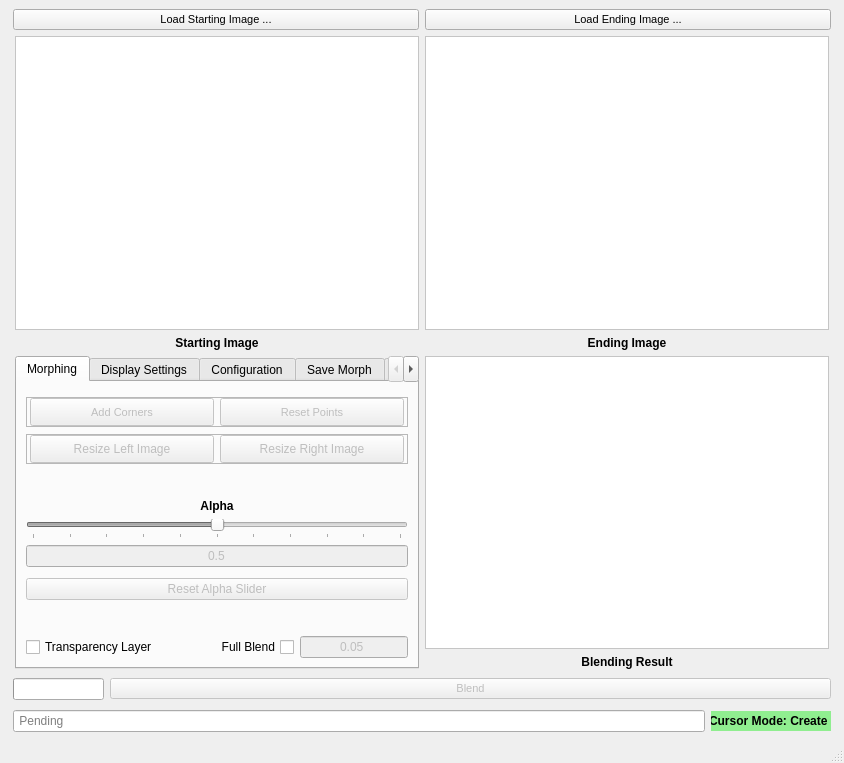
Before: the Qt Designer form Morphing/MorphingGUI.ui in Its-Just-Nans/Python-Image-Morpher, drawn with Qt 5.
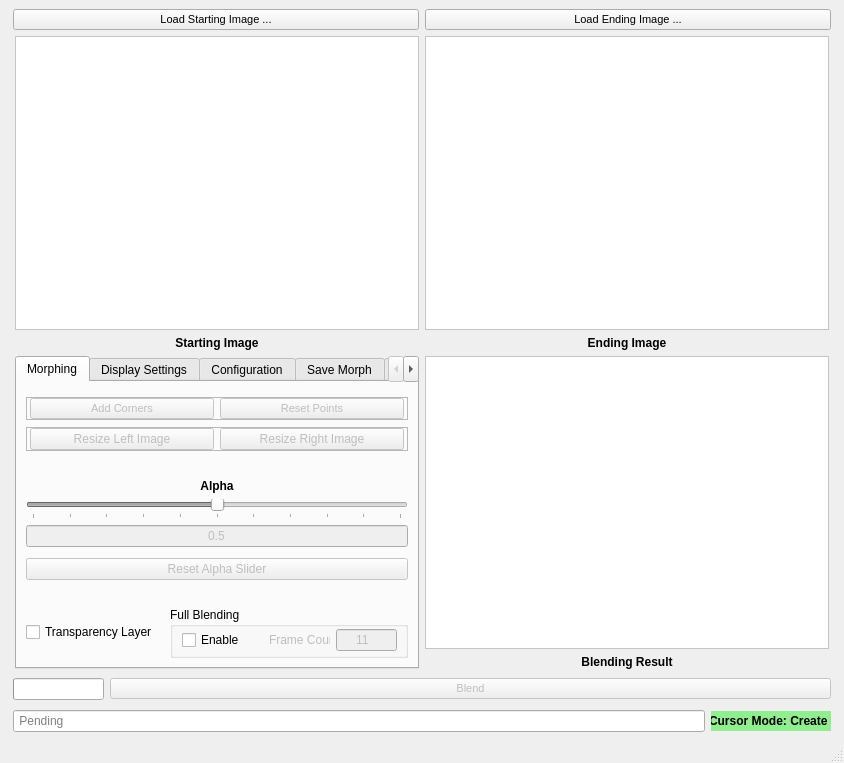
After: the same form once the commit is applied.

Commit message: Readability: Full Blend (...) → Frame Count

```diff
--- a/Morphing/MorphingGUI.ui
+++ b/Morphing/MorphingGUI.ui
@@ -1388,63 +1388,18 @@
                 </property>
                </widget>
               </item>
-              <item row="20" column="2">
-               <widget class="QLineEdit" name="blendText">
-                <property name="enabled">
-                 <bool>false</bool>
+              <item row="10" column="0" colspan="3">
+               <spacer name="verticalSpacer_5">
+                <property name="orientation">
+                 <enum>Qt::Vertical</enum>
                 </property>
-                <property name="sizePolicy">
-                 <sizepolicy hsizetype="Fixed" vsizetype="Fixed">
-                  <horstretch>0</horstretch>
-                  <verstretch>0</verstretch>
-                 </sizepolicy>
+                <property name="sizeType">
+                 <enum>QSizePolicy::MinimumExpanding</enum>
                 </property>
                 <property name="toolTip">
                  <string>&lt;html&gt;&lt;head/&gt;&lt;body&gt;&lt;p&gt;&lt;span style=&quot; font-style:italic;&quot;&gt;Value used for full blending&lt;/span&gt;&lt;/p&gt;&lt;p&gt;&lt;span style=&quot; font-style:italic;&quot;&gt;Smaller numbers result in longer morph times.&lt;/span&gt;&lt;/p&gt;&lt;p&gt;&lt;span style=&quot; font-style:italic;&quot;&gt;(Default: 0.05, Minimum: 0.001, Maximum: 0.25)&lt;/span&gt;&lt;/p&gt;&lt;p&gt;&lt;span style=&quot; font-style:italic;&quot;&gt;[CAUTION: Minimum value is EXTREMELY slow]&lt;/span&gt;&lt;/p&gt;&lt;/body&gt;&lt;/html&gt;</string>
                 </property>
-                <property name="inputMask">
-                 <string>B.900</string>
-                </property>
-                <property name="text">
-                 <string>0.05</string>
-                </property>
-                <property name="maxLength">
-                 <number>5</number>
-                </property>
-                <property name="alignment">
-                 <set>Qt::AlignCenter</set>
-                </property>
-                <property name="placeholderText">
-                 <string>0.05</string>
-                </property>
-                <property name="clearButtonEnabled">
-                 <bool>false</bool>
-                </property>
-               </widget>
-              </item>
-              <item row="20" column="1">
-               <widget class="QCheckBox" name="blendBox">
-                <property name="sizePolicy">
-                 <sizepolicy hsizetype="MinimumExpanding" vsizetype="Fixed">
-                  <horstretch>0</horstretch>
-                  <verstretch>0</verstretch>
-                 </sizepolicy>
-                </property>
-                <property name="font">
-                 <font>
-                  <kerning>true</kerning>
-                 </font>
-                </property>
-                <property name="toolTip">
-                 <string>&lt;html&gt;&lt;head/&gt;&lt;body&gt;&lt;p&gt;&lt;span style=&quot; font-style:italic;&quot;&gt;Enables full blending&lt;/span&gt;&lt;/p&gt;&lt;p&gt;&lt;span style=&quot; font-style:italic;&quot;&gt;Full blending creates a morph of the two input images at alpha intervals specified in the text box to the right.&lt;/span&gt;&lt;/p&gt;&lt;p&gt;&lt;span style=&quot; font-style:italic;&quot;&gt;(Default: 0.05, Minimum: 0.001, Maximum: 0.25)&lt;/span&gt;&lt;/p&gt;&lt;p&gt;&lt;span style=&quot; font-style:italic;&quot;&gt;[CAUTION: Minimum value is EXTREMELY slow]&lt;/span&gt;&lt;/p&gt;&lt;/body&gt;&lt;/html&gt;</string>
-                </property>
-                <property name="layoutDirection">
-                 <enum>Qt::RightToLeft</enum>
-                </property>
-                <property name="text">
-                 <string>Full Blend</string>
-                </property>
-               </widget>
+               </spacer>
               </item>
               <item row="16" column="0" colspan="3">
                <widget class="QLineEdit" name="alphaValue">
@@ -1480,6 +1435,40 @@
                 </property>
                </widget>
               </item>
+              <item row="13" column="0" colspan="3">
+               <widget class="QSlider" name="alphaSlider">
+                <property name="enabled">
+                 <bool>false</bool>
+                </property>
+                <property name="minimum">
+                 <number>1</number>
+                </property>
+                <property name="maximum">
+                 <number>11</number>
+                </property>
+                <property name="singleStep">
+                 <number>1</number>
+                </property>
+                <property name="pageStep">
+                 <number>1</number>
+                </property>
+                <property name="value">
+                 <number>6</number>
+                </property>
+                <property name="tracking">
+                 <bool>true</bool>
+                </property>
+                <property name="orientation">
+                 <enum>Qt::Horizontal</enum>
+                </property>
+                <property name="tickPosition">
+                 <enum>QSlider::TicksBelow</enum>
+                </property>
+                <property name="tickInterval">
+                 <number>1</number>
+                </property>
+               </widget>
+              </item>
               <item row="11" column="0" colspan="3">
                <widget class="QLabel" name="alphaLabel">
                 <property name="sizePolicy">
@@ -1508,37 +1497,6 @@
                 </property>
                </widget>
               </item>
-              <item row="13" column="0" colspan="3">
-               <widget class="QSlider" name="alphaSlider">
-                <property name="enabled">
-                 <bool>false</bool>
-                </property>
-                <property name="maximum">
-                 <number>20</number>
-                </property>
-                <property name="singleStep">
-                 <number>1</number>
-                </property>
-                <property name="pageStep">
-                 <number>1</number>
-                </property>
-                <property name="value">
-                 <number>10</number>
-                </property>
-                <property name="tracking">
-                 <bool>true</bool>
-                </property>
-                <property name="orientation">
-                 <enum>Qt::Horizontal</enum>
-                </property>
-                <property name="tickPosition">
-                 <enum>QSlider::TicksBelow</enum>
-                </property>
-                <property name="tickInterval">
-                 <number>2</number>
-                </property>
-               </widget>
-              </item>
               <item row="18" column="0" colspan="3">
                <widget class="QPushButton" name="resetSliderButton">
                 <property name="enabled">
@@ -1690,6 +1648,120 @@
                 </layout>
                </widget>
               </item>
+              <item row="20" column="2">
+               <widget class="QGroupBox" name="blendGroupBox">
+                <property name="minimumSize">
+                 <size>
+                  <width>0</width>
+                  <height>0</height>
+                 </size>
+                </property>
+                <property name="title">
+                 <string>Full Blending</string>
+                </property>
+                <layout class="QGridLayout" name="gridLayout_14">
+                 <property name="topMargin">
+                  <number>2</number>
+                 </property>
+                 <property name="bottomMargin">
+                  <number>4</number>
+                 </property>
+                 <item row="1" column="1">
+                  <widget class="QCheckBox" name="blendBox">
+                   <property name="sizePolicy">
+                    <sizepolicy hsizetype="Minimum" vsizetype="Minimum">
+                     <horstretch>0</horstretch>
+                     <verstretch>0</verstretch>
+                    </sizepolicy>
+                   </property>
+                   <property name="font">
+                    <font>
+                     <kerning>true</kerning>
+                    </font>
+                   </property>
+                   <property name="toolTip">
+                    <string>&lt;html&gt;&lt;head/&gt;&lt;body&gt;&lt;p&gt;&lt;span style=&quot; font-style:italic;&quot;&gt;Enables full blending&lt;/span&gt;&lt;/p&gt;&lt;p&gt;&lt;span style=&quot; font-style:italic;&quot;&gt;Full blending creates several morphs of the two input images at alpha intervals spaced to the requested number of frames (right)&lt;/span&gt;&lt;/p&gt;&lt;p&gt;&lt;span style=&quot; font-style:italic;&quot;&gt;[&lt;/span&gt;&lt;span style=&quot; font-weight:600; font-style:italic;&quot;&gt;Default&lt;/span&gt;&lt;span style=&quot; font-style:italic;&quot;&gt;: Off]&lt;/span&gt;&lt;/p&gt;&lt;/body&gt;&lt;/html&gt;</string>
+                   </property>
+                   <property name="layoutDirection">
+                    <enum>Qt::LeftToRight</enum>
+                   </property>
+                   <property name="text">
+                    <string>Enable</string>
+                   </property>
+                  </widget>
+                 </item>
+                 <item row="1" column="4">
+                  <widget class="QLineEdit" name="blendText">
+                   <property name="enabled">
+                    <bool>false</bool>
+                   </property>
+                   <property name="sizePolicy">
+                    <sizepolicy hsizetype="Fixed" vsizetype="Fixed">
+                     <horstretch>0</horstretch>
+                     <verstretch>0</verstretch>
+                    </sizepolicy>
+                   </property>
+                   <property name="toolTip">
+                    <string>&lt;html&gt;&lt;head/&gt;&lt;body&gt;&lt;p&gt;&lt;span style=&quot; font-style:italic;&quot;&gt;Number of frames to generate during full blend&lt;/span&gt;&lt;/p&gt;&lt;p&gt;&lt;span style=&quot; font-style:italic;&quot;&gt;Larger numbers result in smoother transitions but longer morph times&lt;/span&gt;&lt;/p&gt;&lt;p&gt;&lt;span style=&quot; font-style:italic;&quot;&gt;[&lt;/span&gt;&lt;span style=&quot; font-weight:600; font-style:italic;&quot;&gt;Default&lt;/span&gt;&lt;span style=&quot; font-style:italic;&quot;&gt;: 11, &lt;/span&gt;&lt;span style=&quot; font-weight:600; font-style:italic;&quot;&gt;Minimum&lt;/span&gt;&lt;span style=&quot; font-style:italic;&quot;&gt;: 3, &lt;/span&gt;&lt;span style=&quot; font-weight:600; font-style:italic;&quot;&gt;Maximum&lt;/span&gt;&lt;span style=&quot; font-style:italic;&quot;&gt;: 1000]&lt;/span&gt;&lt;/p&gt;&lt;/body&gt;&lt;/html&gt;</string>
+                   </property>
+                   <property name="inputMask">
+                    <string>9000</string>
+                   </property>
+                   <property name="text">
+                    <string>11</string>
+                   </property>
+                   <property name="maxLength">
+                    <number>4</number>
+                   </property>
+                   <property name="cursorPosition">
+                    <number>4</number>
+                   </property>
+                   <property name="alignment">
+                    <set>Qt::AlignCenter</set>
+                   </property>
+                   <property name="placeholderText">
+                    <string>11</string>
+                   </property>
+                   <property name="clearButtonEnabled">
+                    <bool>false</bool>
+                   </property>
+                  </widget>
+                 </item>
+                 <item row="1" column="3">
+                  <widget class="QLabel" name="blendFrameLabel">
+                   <property name="enabled">
+                    <bool>false</bool>
+                   </property>
+                   <property name="sizePolicy">
+                    <sizepolicy hsizetype="Minimum" vsizetype="Minimum">
+                     <horstretch>0</horstretch>
+                     <verstretch>0</verstretch>
+                    </sizepolicy>
+                   </property>
+                   <property name="text">
+                    <string>Frame Count</string>
+                   </property>
+                  </widget>
+                 </item>
+                 <item row="1" column="2">
+                  <spacer name="horizontalSpacer_6">
+                   <property name="orientation">
+                    <enum>Qt::Horizontal</enum>
+                   </property>
+                   <property name="sizeType">
+                    <enum>QSizePolicy::MinimumExpanding</enum>
+                   </property>
+                   <property name="sizeHint" stdset="0">
+                    <size>
+                     <width>20</width>
+                     <height>20</height>
+                    </size>
+                   </property>
+                  </spacer>
+                 </item>
+                </layout>
+               </widget>
+              </item>
              </layout>
             </widget>
             <widget class="QWidget" name="tab_6">
```
Left out of the diff: 297 changed lines with no effect on the pictures. The commit also changes 4 other files.
